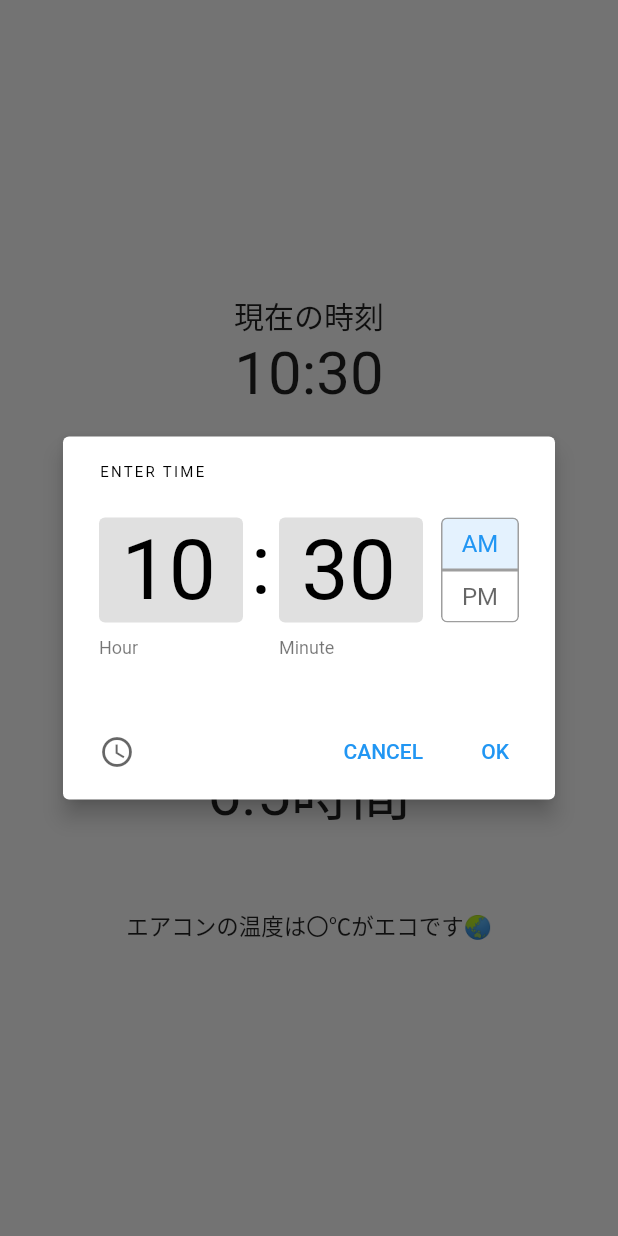
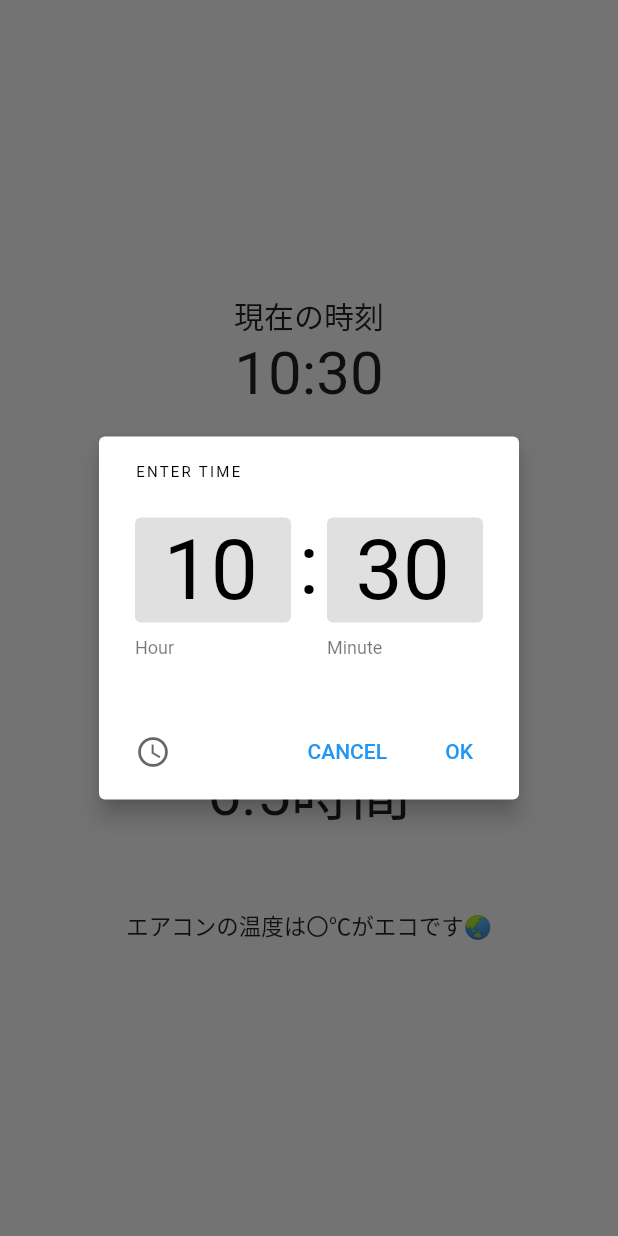
Before and after one commit to youten410/aircon-timer, a Flutter app: the screen it shows after launch, after a tap on "時刻選択", on a phone screen of 412 x 824 dp. Run offline on Flutter 3.47's test engine with Material 2 defaults, Android fonts, the phone set to English and light mode, and no system bars.

Commit message:
update : time pickerを24hにした

```diff
--- a/lib/main.dart
+++ b/lib/main.dart
@@ -111,6 +111,12 @@ class _AirConTimerState extends State<AirConTimer> {
       context: context,
       initialTime: selectedTime,
       initialEntryMode: TimePickerEntryMode.input,
+      builder: (BuildContext context, Widget? child) {
+        return MediaQuery(
+          data: MediaQuery.of(context).copyWith(alwaysUse24HourFormat: true),
+          child: child!,
+        );
+      },
     );
 
     if (picked != null) {
```
